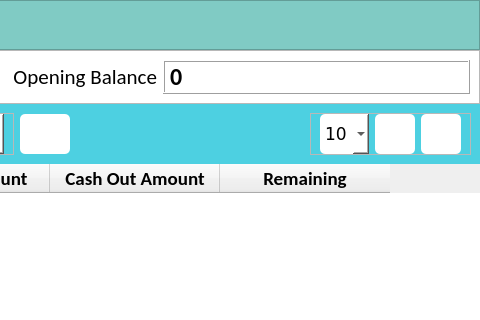
Old version of the form ui/account_details.ui in the repository CodeWithEhtisham/Digital-Khata; both pictures show x 800 to 1280 and y 0 to 320 of the 1280 by 700 pixel window.
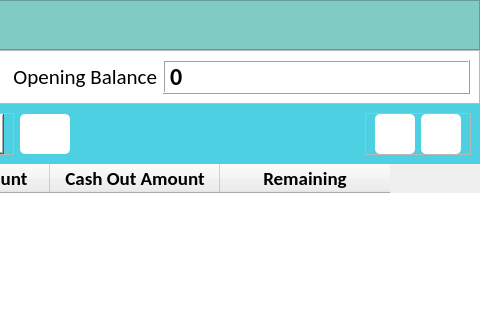
New version of the form. Icons and pictures are not drawn.

```diff
--- a/ui/account_details.ui
+++ b/ui/account_details.ui
@@ -410,47 +410,7 @@
           <property name="bottomMargin">
            <number>0</number>
           </property>
-          <item>
-           <widget class="QComboBox" name="select_range_details">
-            <property name="minimumSize">
-             <size>
-              <width>40</width>
-              <height>40</height>
-             </size>
-            </property>
-            <property name="font">
-             <font>
-              <family>Verdana</family>
-              <pointsize>13</pointsize>
-             </font>
-            </property>
-            <item>
-             <property name="text">
-              <string>10</string>
-             </property>
-            </item>
-            <item>
-             <property name="text">
-              <string>25</string>
-             </property>
-            </item>
-            <item>
-             <property name="text">
-              <string>50</string>
-             </property>
-            </item>
-            <item>
-             <property name="text">
-              <string>100</string>
-             </property>
-            </item>
-            <item>
-             <property name="text">
-              <string>All</string>
-             </property>
-            </item>
-           </widget>
-          </item>
+          
           <item>
            <widget class="QPushButton" name="btn_print">
             <property name="minimumSize">
```
